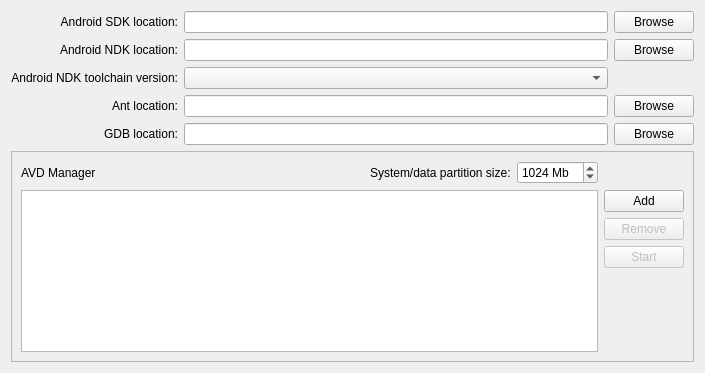
The window that src/plugins/qt4projectmanager/qt-android/androidsettingswidget.ui (KDE/android-qt-creator) describes before a commit, drawn with Qt 5.
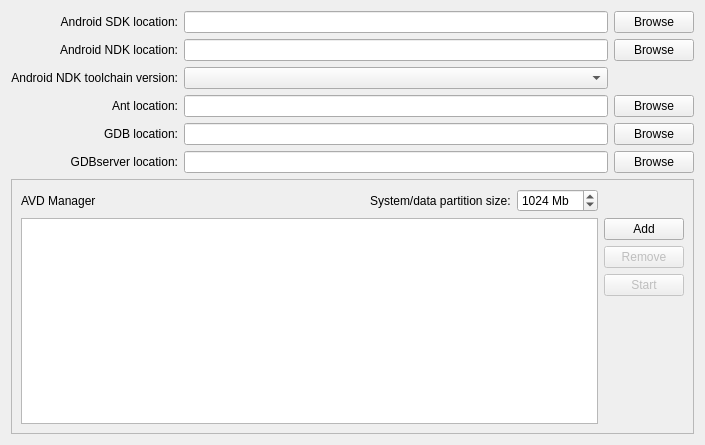
The same window after the commit.

Commit message: Add the possibility to choose gdbserver location.

What changed in the file:
```diff
--- a/src/plugins/qt4projectmanager/qt-android/androidsettingswidget.ui
+++ b/src/plugins/qt4projectmanager/qt-android/androidsettingswidget.ui
@@ -7,7 +7,7 @@
     <x>0</x>
     <y>0</y>
     <width>705</width>
-    <height>373</height>
+    <height>445</height>
    </rect>
   </property>
   <property name="windowTitle">
@@ -107,7 +107,27 @@
      </property>
     </widget>
    </item>
-   <item row="5" column="0" colspan="3">
+   <item row="5" column="0">
+    <widget class="QLabel" name="GdbserverLocationLabel">
+     <property name="text">
+      <string>GDBserver location:</string>
+     </property>
+     <property name="alignment">
+      <set>Qt::AlignRight|Qt::AlignTrailing|Qt::AlignVCenter</set>
+     </property>
+    </widget>
+   </item>
+   <item row="5" column="1">
+    <widget class="QLineEdit" name="GdbserverLocationLineEdit"/>
+   </item>
+   <item row="5" column="2">
+    <widget class="QPushButton" name="GdbserverLocationPushButton">
+     <property name="text">
+      <string>Browse</string>
+     </property>
+    </widget>
+   </item>
+   <item row="6" column="0" colspan="3">
     <widget class="QFrame" name="AVDManagerFrame">
      <property name="frameShape">
       <enum>QFrame::StyledPanel</enum>
```
Left out of the diff: 34 changed lines with no effect on the pictures. The commit also changes 4 other files.
